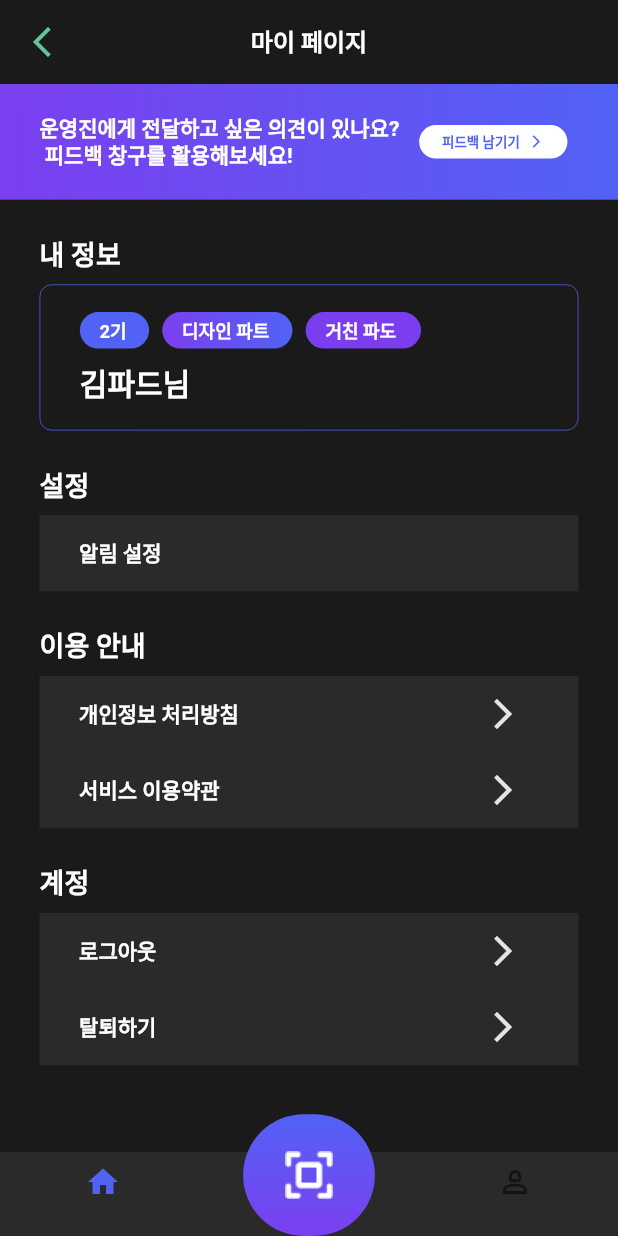
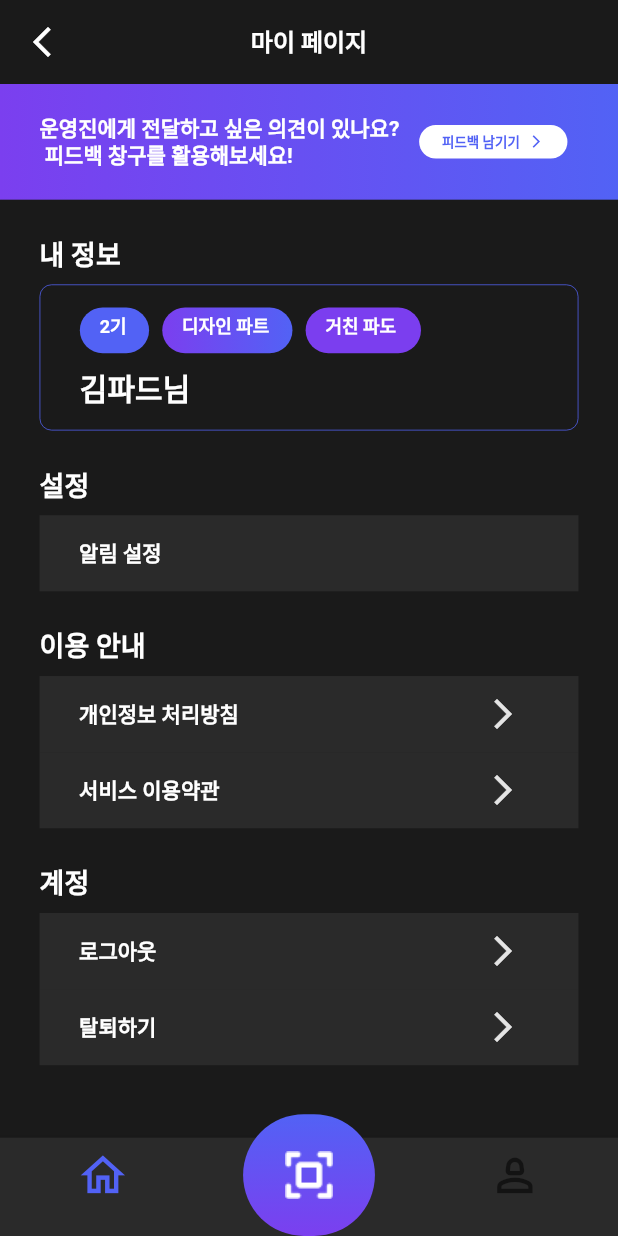
Before and after one commit to Club-PARD/PARD_APP, a Flutter app: the MyPage screen opened by its route, on a phone screen of 412 x 824 dp. Run offline on Flutter 3.47's test engine with Material 2 defaults, Android fonts, the phone set to English and light mode, and no system bars; our stand-ins replace cloud_firestore, device_info_plus, firebase_auth, firebase_core, firebase_messaging, flutter_local_notifications and 5 more; missing offline and left inert: qr_code_scanner; accounts and stored records are empty; Roboto replaces fonts that are missing (Pretendard).

Commit message:
[FIX] Bottom Icon크기 조절,  Text size 조절, qr찍고 체크 이미지 사이즈 조절

```diff
--- a/lib/Views/mypage.dart
+++ b/lib/Views/mypage.dart
@@ -3,6 +3,7 @@ import 'package:flutter/material.dart';
 import 'package:flutter_screenutil/flutter_screenutil.dart';
 import 'package:get/get.dart';
 import 'package:pard_app/component/bottom.dart';
+import 'package:pard_app/controllers/user_controller.dart';
 import 'package:pard_app/utilities/text_style.dart';
 import 'package:url_launcher/url_launcher.dart';
 
@@ -13,17 +14,26 @@ class MyPage extends StatefulWidget {
   State<MyPage> createState() => _MyPageState();
 }
 
+void launchNotion() async {
+    final Uri pardNotion = Uri.parse('https://pardhgu.notion.site/PARD-1-a26b1363b86a4740936a92e254876205');
+    try {
+  await launchUrl(pardNotion);
+} catch (e) {
+  print("Could not launch $pardNotion: $e");
+}
+  }
+
 class _MyPageState extends State<MyPage> {
   @override
   Widget build(BuildContext context) {
-    //final controller = PushNotificationController.to;
+    final UserController userController = Get.put(UserController());
     /** push_notification controller 가져온다  */
     return Scaffold(
       backgroundColor: const Color.fromRGBO(26, 26, 26, 1),
       appBar: AppBar(
         backgroundColor: const Color.fromRGBO(26, 26, 26, 1),
         leading: IconButton(
-          icon: const Icon(Icons.arrow_back_ios_new_outlined),
+          icon: const Icon(Icons.arrow_back_ios_new_outlined, color: Colors.white,),
           onPressed: () => Get.offNamed('/home'),
         ),
         title: Text('마이 페이지', style: headlineLarge),
@@ -132,7 +142,7 @@ class _MyPageState extends State<MyPage> {
                           ),
                           Container(
                             width: 42.w,
-                            height: 24.h,
+                            height: 30.h,
                             padding: EdgeInsets.symmetric(
                                 horizontal: 12.w, vertical: 4.h),
                             decoration: ShapeDecoration(
@@ -143,7 +153,8 @@ class _MyPageState extends State<MyPage> {
                             ),
                             child: Text(
                                 /** generation값으로 대체 */
-                                '2기',
+                                 '2기',
+                                // userController.userInfo.value.generation,
                                 style: titleMedium),
                           ),
                           SizedBox(
@@ -151,7 +162,7 @@ class _MyPageState extends State<MyPage> {
                           ),
                           Container(
                             width: 79.w,
-                            height: 24.h,
+                            height: 30.h,
                             padding: EdgeInsets.symmetric(
                                 horizontal: 12.w, vertical: 4.h),
                             decoration: ShapeDecoration(
@@ -167,6 +178,7 @@ class _MyPageState extends State<MyPage> {
                             child: Text(
                                 /** part값으로 대체 */
                                 '디자인 파트',
+                                // userController.userInfo.value.part,
                                 style: titleMedium),
                           ),
                           SizedBox(
@@ -174,7 +186,7 @@ class _MyPageState extends State<MyPage> {
                           ),
                           Container(
                             width: 70.w,
-                            height: 24.h,
+                            height: 30.h,
                             padding: EdgeInsets.symmetric(
                                 horizontal: 12.w, vertical: 4.h),
                             decoration: ShapeDecoration(
@@ -186,6 +198,7 @@ class _MyPageState extends State<MyPage> {
                             child: Text(
                                 /** member값으로 대체 */
                                 '거친 파도',
+                                // userController.userInfo.value.member,
                                 style: titleMedium),
                           ),
                         ],
@@ -195,7 +208,10 @@ class _MyPageState extends State<MyPage> {
                       ),
                       Padding(
                         padding: EdgeInsets.only(left: 24.w),
-                        child: Text('김파드님', style: displayMedium),
+                        child: Text(
+                          '김파드님',
+                          // userController.userInfo.value.name,
+                        style: displayMedium),
                       ),
                     ],
                   ),
@@ -270,7 +286,9 @@ class _MyPageState extends State<MyPage> {
                       Padding(
                         padding: EdgeInsets.only(right: 24.w),
                         child: IconButton(
-                            onPressed: () {},
+                            onPressed: () {
+                              launchNotion();
+                            },
                             icon: const Icon(
                               Icons.arrow_forward_ios_outlined,
                               color: Color.fromRGBO(228, 228, 228, 1),
@@ -296,7 +314,9 @@ class _MyPageState extends State<MyPage> {
                       Padding(
                         padding: EdgeInsets.only(right: 24.w),
                         child: IconButton(
-                            onPressed: () {},
+                            onPressed: () {
+                              launchNotion();
+                            },
                             icon: const Icon(
                               Icons.arrow_forward_ios_outlined,
                               color: Color.fromRGBO(228, 228, 228, 1),
--- a/lib/component/bottom.dart
+++ b/lib/component/bottom.dart
@@ -9,22 +9,21 @@ class BottomBar extends StatelessWidget {
 
   @override
   Widget build(BuildContext context) {
-    return SafeArea(
-      child: Stack(
+    return Stack(
       alignment: Alignment.bottomCenter,
       children: [
         Obx(() => BottomNavigationBar(
               backgroundColor: const Color(0xFF2A2A2A),
-                items: const <BottomNavigationBarItem>[
+              items:  <BottomNavigationBarItem>[
                 BottomNavigationBarItem(
                     icon: Icon(
-                        Icons.home,
+                      Icons.home_outlined,size: 35.h,
                     ),
                     label: ''),
-                  BottomNavigationBarItem(icon: Icon(null), label: ''),
+                const BottomNavigationBarItem(icon: Icon(null), label: ''),
                  BottomNavigationBarItem(
                     icon: Icon(
-                        Icons.person_2_outlined,
+                      Icons.person_2_outlined,size: 35.h,
                     ),
                     label: ''),
               ],
@@ -60,7 +59,6 @@ class BottomBar extends StatelessWidget {
           ),
         ),
       ],
-      ),
     );
   }
 }
--- a/lib/controllers/qr_controller.dart
+++ b/lib/controllers/qr_controller.dart
@@ -62,7 +62,7 @@ class QRController extends GetxController {
                       ),
                       SizedBox(
                         width: 56.w,
-                        height: 56.h,
+                        height: 58.h,
                         child: Image.asset(
                           'assets/images/check_success.png',
                           fit: BoxFit.fill,
```
Also changed, not shown: lib/Views/home_view.dart (+30 -16 lines). Lines whose indentation alone changed are shown as unchanged.
